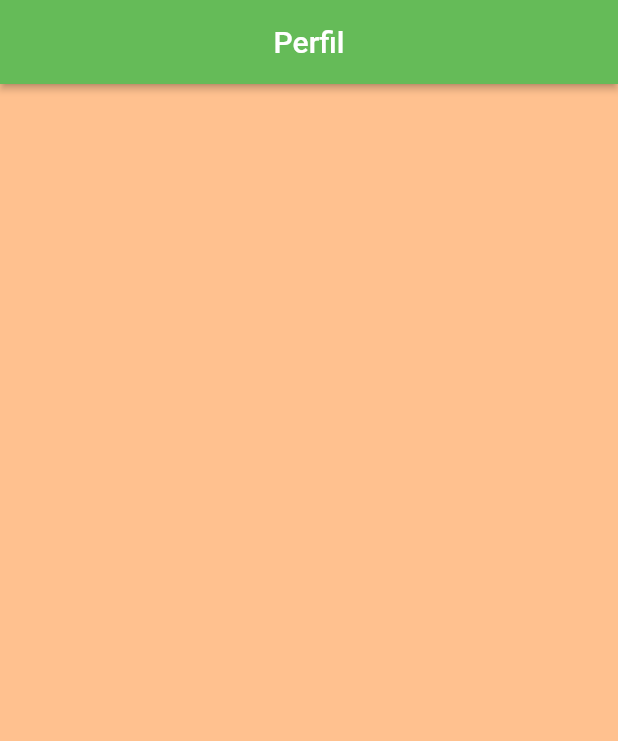
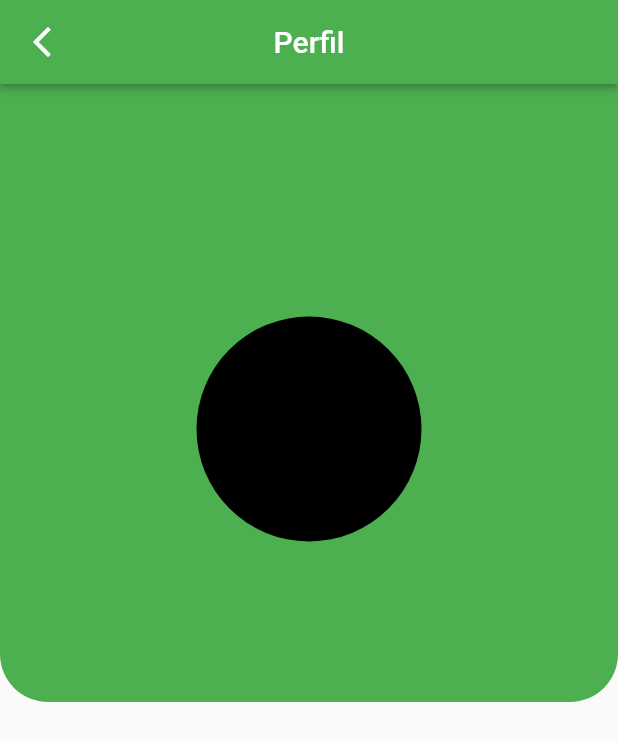
Before and after one commit to UniversoPrematuro/UniversoPrematuro2, a Flutter app: the screen it shows after launch, after a tap on "Já tem uma conta? Entre!", on a phone screen of 412 x 824 dp. Shown: the top 741 px of the screen. Run offline on Flutter 3.47's test engine with Material 2 defaults, Android fonts, the phone set to English and light mode, and no system bars; our stand-ins replace cloud_firestore, firebase_auth, firebase_core; accounts and stored records are empty.

```diff
--- a/lib/pages/profile.dart
+++ b/lib/pages/profile.dart
@@ -1,4 +1,8 @@
+import 'package:firebase_auth/firebase_auth.dart';
 import 'package:flutter/material.dart';
+import 'package:universoprematurov8/pages/login.dart';
+
+import 'home.dart';
 
 
 class Profile extends StatefulWidget {
@@ -10,21 +14,75 @@ class Profile extends StatefulWidget {
 
 class _ProfileState extends State<Profile> {
 
+  String _emailUser = "";
+
+
+ Future  _recuperarEmail() async {
+    FirebaseAuth auth = FirebaseAuth.instance;
+    User usuarioLogado = await auth.currentUser!;
+
+    setState(() {
+      _emailUser = usuarioLogado.email!;
+    });
+  }
+
+  @override
+  void initState() {
+    _recuperarEmail();
+    super.initState();
+  }
+
 
   @override
   Widget build(BuildContext context) {
     return Scaffold(
       appBar: AppBar(
         title: const Text("Perfil"),
-        backgroundColor: const Color.fromARGB(255, 101, 187, 88),
+        backgroundColor: Colors.green,
         centerTitle: true,
         elevation: 2,
+        leading: IconButton(
+          icon: const Icon(Icons.arrow_back_ios_new),
+          onPressed: (){
+             Navigator.pushReplacement(
+               context, MaterialPageRoute(builder: (context) => const Login())
+
+               );
+          },
+        ),
       ),
-      body: Container(
-          decoration: const BoxDecoration(
-            color: Color.fromARGB(255, 255, 193, 143),
-          ),
-        )
-      );
+       body: Column(
+        children: <Widget>[
+          Container(
+            padding: const EdgeInsets.only(top: 16),
+            width: MediaQuery.of(context).size.width,
+            height: MediaQuery.of(context).size.height / 2,
+            decoration: const BoxDecoration(
+
+              color: Colors.green,
+              borderRadius: BorderRadius.only(
+                  bottomRight: Radius.circular(32),
+                  bottomLeft: Radius.circular(32)),
+            ),
+            child: Center(
+              child: SingleChildScrollView(
+                child: Column(
+                  children: <Widget>[
+                    Container(
+                      padding: const EdgeInsets.all(16),
+                    ),
+                      const CircleAvatar(
+                        radius: 75,
+                        backgroundColor: Colors.black,
+                      )
+                  ],
+                ),
+              ),
+
+              )
+          )
+        ]
+
+      ));
   }
 }
```
